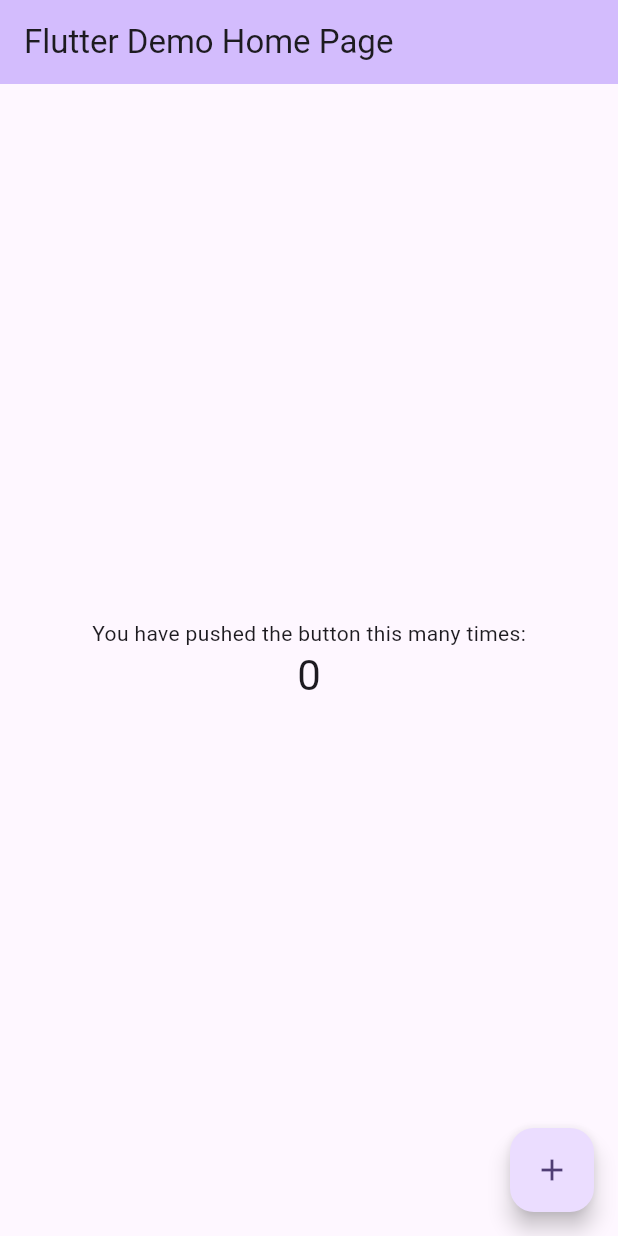
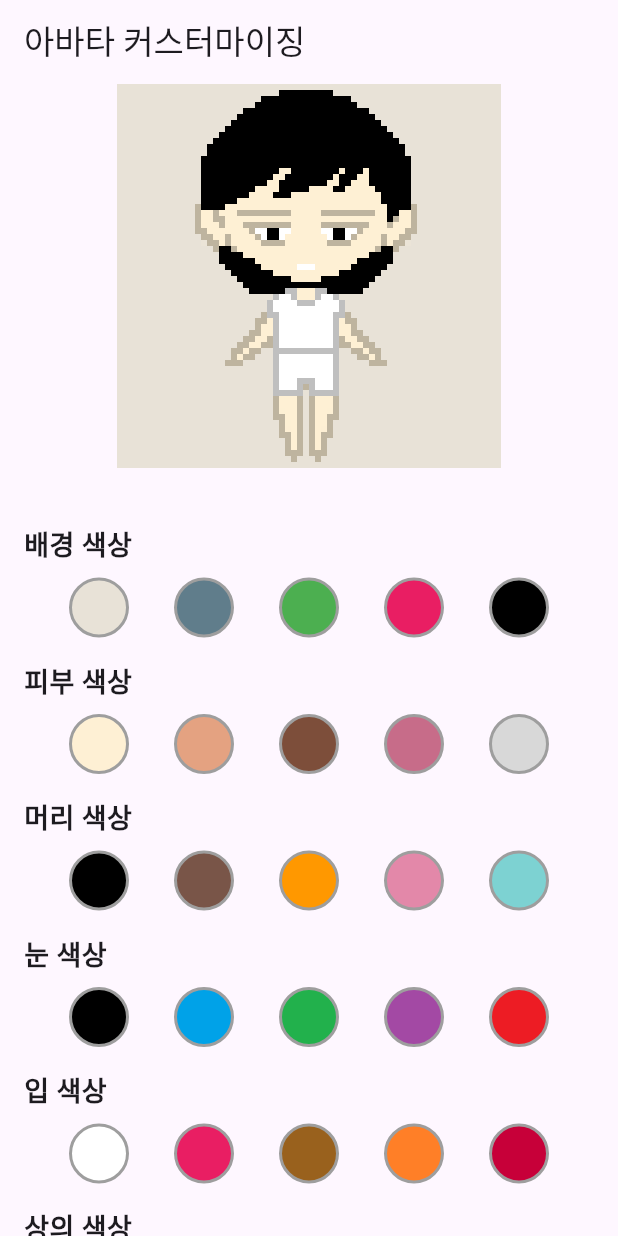
Before and after one commit to alicia6-6/flutter_custom_avatar, a Flutter app: the screen it shows after launch, on a phone screen of 412 x 824 dp. Run offline on Flutter 3.47's test engine with Material 3 defaults, Android fonts, the phone set to English and light mode, and no system bars.

Commit message:
Flutter Custom Avatar Commit

```diff
--- a/lib/main.dart
+++ b/lib/main.dart
@@ -1,4 +1,5 @@
 import 'package:flutter/material.dart';
+import 'dart:async';
 
 void main() {
   runApp(const MyApp());
@@ -7,116 +8,244 @@ void main() {
 class MyApp extends StatelessWidget {
   const MyApp({super.key});
 
-  // This widget is the root of your application.
   @override
   Widget build(BuildContext context) {
     return MaterialApp(
-      title: 'Flutter Demo',
-      theme: ThemeData(
-        // This is the theme of your application.
-        //
-        // TRY THIS: Try running your application with "flutter run". You'll see
-        // the application has a purple toolbar. Then, without quitting the app,
-        // try changing the seedColor in the colorScheme below to Colors.green
-        // and then invoke "hot reload" (save your changes or press the "hot
-        // reload" button in a Flutter-supported IDE, or press "r" if you used
-        // the command line to start the app).
-        //
-        // Notice that the counter didn't reset back to zero; the application
-        // state is not lost during the reload. To reset the state, use hot
-        // restart instead.
-        //
-        // This works for code too, not just values: Most code changes can be
-        // tested with just a hot reload.
-        colorScheme: ColorScheme.fromSeed(seedColor: Colors.deepPurple),
+      home: Scaffold(
+        appBar: AppBar(title: const Text('아바타 커스터마이징')),
+        body: const CustomAvatar(),
       ),
-      home: const MyHomePage(title: 'Flutter Demo Home Page'),
     );
   }
 }
 
-class MyHomePage extends StatefulWidget {
-  const MyHomePage({super.key, required this.title});
-
-  // This widget is the home page of your application. It is stateful, meaning
-  // that it has a State object (defined below) that contains fields that affect
-  // how it looks.
-
-  // This class is the configuration for the state. It holds the values (in this
-  // case the title) provided by the parent (in this case the App widget) and
-  // used by the build method of the State. Fields in a Widget subclass are
-  // always marked "final".
-
-  final String title;
+class CustomAvatar extends StatefulWidget {
+  const CustomAvatar({super.key});
 
   @override
-  State<MyHomePage> createState() => _MyHomePageState();
+  State<CustomAvatar> createState() => _CustomAvatarState();
 }
 
-class _MyHomePageState extends State<MyHomePage> {
-  int _counter = 0;
+class _CustomAvatarState extends State<CustomAvatar> {
+  // 색상 팔레트 (이전과 동일)
+  static const List<Color> backgroundColors = [
+    Color(0xFFE8E2D7),
+    Colors.blueGrey,
+    Colors.green,
+    Colors.pink,
+    Colors.black,
+  ];
+  static const List<Color> bodyColors = [
+    Color(0xFFFEF0D4),
+    Color(0xFFE4A281),
+    Color(0xFF7D4E3A),
+    Color(0xFFC76C89),
+    Color(0xFFD8D8D8),
+  ];
+  static const List<Color> hairColors = [
+    Colors.black,
+    Colors.brown,
+    Colors.orange,
+    Color(0xFFE388A9),
+    Color(0xFF7DD2D2),
+  ];
+  static const List<Color> eyesColors = [
+    Colors.black,
+    Color(0xFF00A2E8),
+    Color(0xFF22B14C),
+    Color(0xFFA349A4),
+    Color(0xFFED1C24),
+  ];
+  static const List<Color> mouthColors = [
+    Colors.white,
+    Colors.pink,
+    Color(0xFF99611D),
+    Color(0xFFFF7F27),
+    Color(0xFFC70039),
+  ];
+  static const List<Color> topColors = [
+    Colors.white,
+    Colors.black,
+    Colors.red,
+    Colors.blue,
+    Colors.yellow,
+  ];
+  static const List<Color> bottomColors = [
+    Colors.white,
+    Colors.black,
+    Colors.green,
+    Colors.blueGrey,
+    Colors.purple,
+  ];
 
-  void _incrementCounter() {
+  // 현재 선택된 색상 (이전과 동일)
+  Color _selectedBackgroundColor = backgroundColors[0];
+  Color _selectedBodyColor = bodyColors[0];
+  Color _selectedHairColor = hairColors[0];
+  Color _selectedEyesColor = eyesColors[0];
+  Color _selectedMouthColor = mouthColors[0];
+  Color _selectedTopColor = topColors[0];
+  Color _selectedBottomColor = bottomColors[0];
+
+  // 프레임 애니메이션 관련 변수 (이전과 동일)
+  final List<String> _bodyFrames = [
+    'assets/images/body_1.png',
+    'assets/images/body_2.png',
+  ];
+  int _currentFrameIndex = 0;
+  late Timer _timer;
+
+  @override
+  void initState() {
+    super.initState();
+    // 50ms마다 이미지를 전환하여 깜빡임 없이 부드러운 느낌을 줌
+    _timer = Timer.periodic(const Duration(milliseconds: 800), (timer) {
+      _animate();
+    });
+  }
+
+  @override
+  void dispose() {
+    _timer.cancel();
+    super.dispose();
+  }
+
+  void _animate() {
     setState(() {
-      // This call to setState tells the Flutter framework that something has
-      // changed in this State, which causes it to rerun the build method below
-      // so that the display can reflect the updated values. If we changed
-      // _counter without calling setState(), then the build method would not be
-      // called again, and so nothing would appear to happen.
-      _counter++;
+      _currentFrameIndex = (_currentFrameIndex + 1) % _bodyFrames.length;
     });
   }
 
   @override
   Widget build(BuildContext context) {
-    // This method is rerun every time setState is called, for instance as done
-    // by the _incrementCounter method above.
-    //
-    // The Flutter framework has been optimized to make rerunning build methods
-    // fast, so that you can just rebuild anything that needs updating rather
-    // than having to individually change instances of widgets.
-    return Scaffold(
-      appBar: AppBar(
-        // TRY THIS: Try changing the color here to a specific color (to
-        // Colors.amber, perhaps?) and trigger a hot reload to see the AppBar
-        // change color while the other colors stay the same.
-        backgroundColor: Theme.of(context).colorScheme.inversePrimary,
-        // Here we take the value from the MyHomePage object that was created by
-        // the App.build method, and use it to set our appbar title.
-        title: Text(widget.title),
+    return Column(
+      children: [
+        Center(
+          child: SizedBox(
+            width: 256,
+            height: 256,
+            child: Stack(
+              children: [
+                Container(color: _selectedBackgroundColor),
+                // AnimatedSwitcher를 제거하고 _currentFrameIndex로 직접 이미지 경로를 변경
+                _buildCharacterPart(
+                  _bodyFrames[_currentFrameIndex],
+                  _selectedBodyColor,
+                ),
+                _buildCharacterPart('assets/images/top.png', _selectedTopColor),
+                _buildCharacterPart(
+                  'assets/images/bottom.png',
+                  _selectedBottomColor,
+                ),
+                _buildCharacterPart(
+                  'assets/images/mouth.png',
+                  _selectedMouthColor,
+                ),
+                _buildCharacterPartWithoutFilter(
+                  'assets/images/eyes_background.png',
+                ),
+                _buildCharacterPart(
+                  'assets/images/eyes.png',
+                  _selectedEyesColor,
+                ),
+                _buildCharacterPart(
+                  'assets/images/hair.png',
+                  _selectedHairColor,
+                ),
+              ],
+            ),
+          ),
+        ),
+        const SizedBox(height: 30),
+        Expanded(
+          child: SingleChildScrollView(
+            child: Column(
+              children: [
+                _buildColorSelector('배경', backgroundColors, (color) {
+                  setState(() => _selectedBackgroundColor = color);
+                }),
+                _buildColorSelector('피부', bodyColors, (color) {
+                  setState(() => _selectedBodyColor = color);
+                }),
+                _buildColorSelector('머리', hairColors, (color) {
+                  setState(() => _selectedHairColor = color);
+                }),
+                _buildColorSelector('눈', eyesColors, (color) {
+                  setState(() => _selectedEyesColor = color);
+                }),
+                _buildColorSelector('입', mouthColors, (color) {
+                  setState(() => _selectedMouthColor = color);
+                }),
+                _buildColorSelector('상의', topColors, (color) {
+                  setState(() => _selectedTopColor = color);
+                }),
+                _buildColorSelector('하의', bottomColors, (color) {
+                  setState(() => _selectedBottomColor = color);
+                }),
+              ],
+            ),
+          ),
+        ),
+      ],
+    );
+  }
+
+  // 키가 필요 없는 일반 캐릭터 파츠 빌더 함수
+  Widget _buildCharacterPart(String assetPath, Color color) {
+    return Transform.scale(
+      scale: 4,
+      alignment: Alignment.topLeft,
+      child: ColorFiltered(
+        colorFilter: ColorFilter.mode(color, BlendMode.modulate),
+        child: Image.asset(assetPath, filterQuality: FilterQuality.none),
       ),
-      body: Center(
-        // Center is a layout widget. It takes a single child and positions it
-        // in the middle of the parent.
-        child: Column(
-          // Column is also a layout widget. It takes a list of children and
-          // arranges them vertically. By default, it sizes itself to fit its
-          // children horizontally, and tries to be as tall as its parent.
-          //
-          // Column has various properties to control how it sizes itself and
-          // how it positions its children. Here we use mainAxisAlignment to
-          // center the children vertically; the main axis here is the vertical
-          // axis because Columns are vertical (the cross axis would be
-          // horizontal).
-          //
-          // TRY THIS: Invoke "debug painting" (choose the "Toggle Debug Paint"
-          // action in the IDE, or press "p" in the console), to see the
-          // wireframe for each widget.
-          mainAxisAlignment: MainAxisAlignment.center,
-          children: <Widget>[
-            const Text('You have pushed the button this many times:'),
-            Text(
-              '$_counter',
-              style: Theme.of(context).textTheme.headlineMedium,
-            ),
-          ],
-        ),
+    );
+  }
+
+  // 색상 필터가 필요 없는 캐릭터 파츠 빌더 함수
+  Widget _buildCharacterPartWithoutFilter(String assetPath) {
+    return Transform.scale(
+      scale: 4,
+      alignment: Alignment.topLeft,
+      child: Image.asset(assetPath, filterQuality: FilterQuality.none),
+    );
+  }
+
+  Widget _buildColorSelector(
+    String part,
+    List<Color> colors,
+    Function(Color) onColorSelected,
+  ) {
+    return Padding(
+      padding: const EdgeInsets.symmetric(vertical: 8.0, horizontal: 16.0),
+      child: Column(
+        crossAxisAlignment: CrossAxisAlignment.start,
+        children: [
+          Text(
+            '$part 색상',
+            style: const TextStyle(fontSize: 18, fontWeight: FontWeight.bold),
+          ),
+          const SizedBox(height: 8),
+          Row(
+            mainAxisAlignment: MainAxisAlignment.spaceEvenly,
+            children:
+                colors.map((color) {
+                  return GestureDetector(
+                    onTap: () => onColorSelected(color),
+                    child: Container(
+                      width: 40,
+                      height: 40,
+                      decoration: BoxDecoration(
+                        color: color,
+                        shape: BoxShape.circle,
+                        border: Border.all(color: Colors.grey, width: 2),
+                      ),
+                    ),
+                  );
+                }).toList(),
+          ),
+        ],
       ),
-      floatingActionButton: FloatingActionButton(
-        onPressed: _incrementCounter,
-        tooltip: 'Increment',
-        child: const Icon(Icons.add),
-      ), // This trailing comma makes auto-formatting nicer for build methods.
     );
   }
 }
--- a/pubspec.yaml
+++ b/pubspec.yaml
@@ -58,8 +58,8 @@ flutter:
   uses-material-design: true
 
   # To add assets to your application, add an assets section, like this:
-  # assets:
-  #   - images/a_dot_burr.jpeg
+  assets:
+    - assets/images/
   #   - images/a_dot_ham.jpeg
 
   # An image asset can refer to one or more resolution-specific "variants", see
```
Also changed, not shown: assets/images/body_1.png (added), assets/images/body_2.png (added), assets/images/body_shape.png (added), assets/images/bottom.png (added), assets/images/eyes.png (added), assets/images/eyes_background.png (added), assets/images/hair.png (added), assets/images/mouth.png (added), assets/images/top.png (added), 1 other file.
